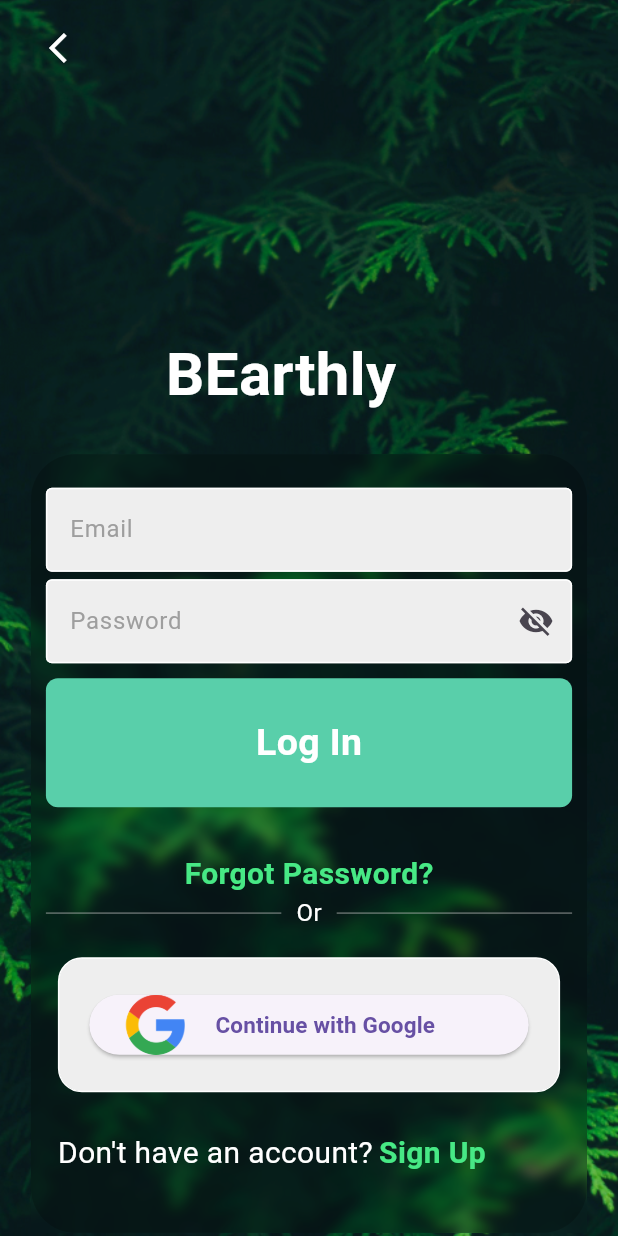
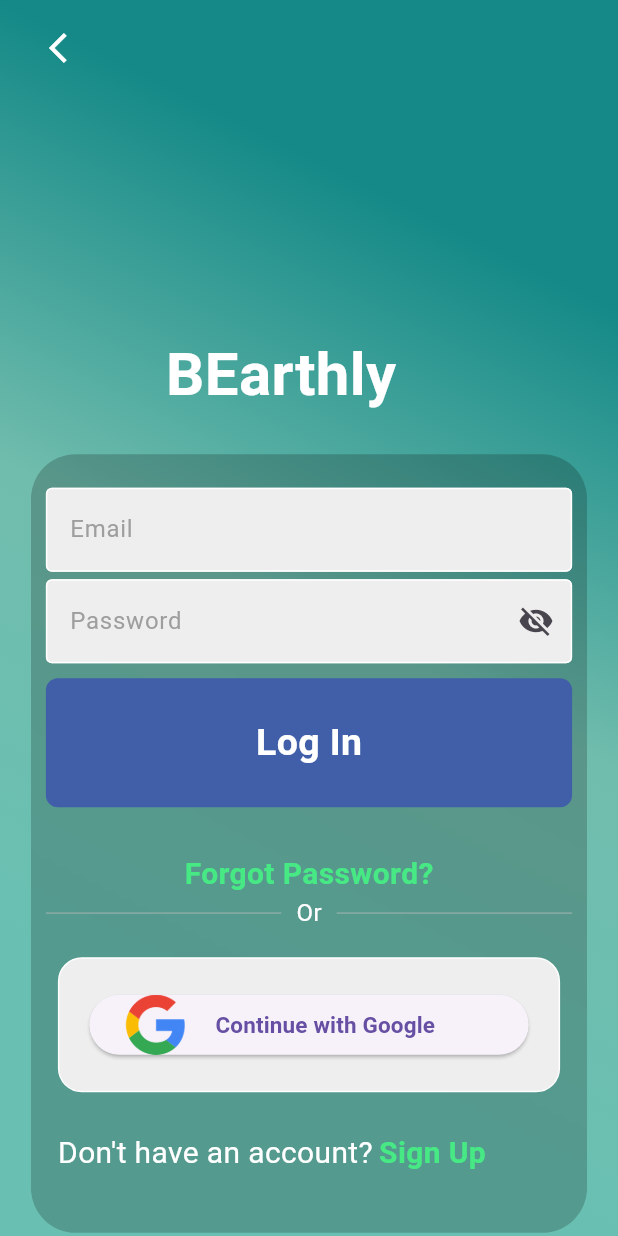
Before and after one commit to AartiDevkar/BEarthly, a Flutter app: the LoginPage screen opened directly, on a phone screen of 412 x 824 dp. Run offline on Flutter 3.47's test engine with Material 3 defaults, Android fonts, the phone set to English and light mode, and no system bars; our stand-ins replace cloud_firestore, firebase_auth, firebase_core, firebase_storage, fl_chart, google_sign_in and 3 more; accounts and stored records are empty; network calls fail.

Commit message:
fix(login): login contoller

```diff
--- a/lib/sign_up_pages/components/my_button.dart
+++ b/lib/sign_up_pages/components/my_button.dart
@@ -12,7 +12,7 @@ class MyButton extends StatelessWidget {
       child: Container(
         padding: const EdgeInsets.all(25),
         decoration: BoxDecoration(
-          color: Color.fromARGB(255, 89, 207, 170),
+          color: Color.fromARGB(255, 64, 95, 168),
           borderRadius: BorderRadius.circular(8),
         ),
         child: const Center(
@@ -39,7 +39,7 @@ class MyButtonAgree extends StatelessWidget {
       child: Container(
         padding: const EdgeInsets.all(25),
         decoration: BoxDecoration(
-          color: const Color.fromARGB(255, 10, 169, 119),
+          color: Color.fromARGB(255, 64, 95, 168),
           borderRadius: BorderRadius.circular(8),
         ),
         child: Center(
--- a/lib/sign_up_pages/pages/loginPage.dart
+++ b/lib/sign_up_pages/pages/login_page.dart
@@ -1,15 +1,17 @@
 import 'dart:ui';
-
+import 'package:bearthly/carbonTrack/home_page.dart';
 import 'package:bearthly/sign_up_pages/components/my_button.dart';
 import 'package:bearthly/sign_up_pages/components/my_textfield.dart';
 import 'package:bearthly/sign_up_pages/components/square_tile.dart';
 import 'package:bearthly/sign_up_pages/login_controller.dart';
-import 'package:bearthly/sign_up_pages/pages/signUp.dart';
+import 'package:bearthly/sign_up_pages/pages/sign_up.dart';
+import 'package:firebase_auth/firebase_auth.dart';
+import 'package:flutter/foundation.dart';
 
 import 'package:flutter/material.dart';
 
 class LoginPage extends StatefulWidget {
-  LoginPage({super.key});
+  const LoginPage({super.key});
 
   @override
   State<LoginPage> createState() => _LoginPageState();
@@ -26,8 +28,8 @@ class _LoginPageState extends State<LoginPage> {
   // from 0-10
   final double _opacity = 0.2;
 
+  User? _user;
   final _formKey = GlobalKey<FormState>();
-
   // Create an instance of LoginController
   late final LoginController _loginController;
 
@@ -36,6 +38,69 @@ class _LoginPageState extends State<LoginPage> {
   void initState() {
     super.initState();
     _loginController = LoginController(context);
+  }
+
+  void signUserIn() async {
+    try {
+      if (_formKey.currentState!.validate()) {
+        final BuildContext currentContext = context; // Capture context locally
+
+        final FirebaseAuth _auth = FirebaseAuth.instance;
+        final UserCredential userCredential =
+            await _auth.signInWithEmailAndPassword(
+          email: usernameController.text,
+          password: passwordController.text,
+        );
+
+        _user = userCredential.user;
+
+        if (_user != null) {
+          // Use the locally captured context
+          Navigator.pushReplacement(
+            currentContext,
+            MaterialPageRoute(builder: (currentContext) => const HomePage()),
+          );
+        } else {
+          print("User authentication failed. _user is null.");
+          ScaffoldMessenger.of(currentContext).showSnackBar(
+            SnackBar(
+              content: Text('User authentication failed. Please try again.'),
+            ),
+          );
+        }
+      }
+    } on FirebaseAuthException catch (e) {
+      ScaffoldMessenger.of(context).showSnackBar(
+        SnackBar(
+          content: Text(e.message ?? 'An error occurred.'),
+        ),
+      );
+    } catch (e, stackTrace) {
+      if (kDebugMode) {
+        print("Login error: $e");
+        print("StackTrace: $stackTrace");
+      }
+    }
+  }
+
+  Future<void> resetPassword() async {
+    final email = usernameController.text;
+    try {
+      await FirebaseAuth.instance.sendPasswordResetEmail(email: email);
+      // Show a success message
+      ScaffoldMessenger.of(context).showSnackBar(
+        const SnackBar(
+          content: Text('Password reset email sent. Check your inbox.'),
+        ),
+      );
+    } catch (e) {
+      // Show an error message
+      ScaffoldMessenger.of(context).showSnackBar(
+        SnackBar(
+          content: Text('Password reset failed: $e'),
+        ),
+      );
+    }
   }
 
   @override
@@ -48,11 +113,23 @@ class _LoginPageState extends State<LoginPage> {
           child: Stack(
             alignment: Alignment.center,
             children: [
-              Image.asset(
-                'assets/images/homeimage.webp',
-                width: MediaQuery.of(context).size.width,
-                height: MediaQuery.of(context).size.height,
-                fit: BoxFit.cover,
+              Container(
+                height: 850,
+                width: 450,
+                decoration: const BoxDecoration(
+                    gradient: LinearGradient(
+                        begin: Alignment.topRight,
+                        end: Alignment.bottomLeft,
+                        stops: [
+                      0.2,
+                      0.5,
+                      0.8,
+                    ],
+                        colors: [
+                      Color.fromARGB(255, 20, 137, 135),
+                      Color.fromARGB(255, 113, 189, 173),
+                      Color.fromARGB(255, 105, 192, 178),
+                    ])),
               ),
               Column(
                 crossAxisAlignment: CrossAxisAlignment.start,
@@ -112,14 +189,14 @@ class _LoginPageState extends State<LoginPage> {
 
                                 // login  button
                                 MyButton(
-                                  onTap: () => _loginController.signUserIn(),
+                                  onTap: () => signUserIn(),
                                 ),
 
                                 const SizedBox(height: 30),
                                 // Add this GestureDetector for "Forgot Password?"
                                 GestureDetector(
                                   onTap: () {
-                                    _loginController.resetPassword();
+                                    resetPassword();
                                   },
                                   child: const Text(
                                     'Forgot Password?',
@@ -180,7 +257,7 @@ class _LoginPageState extends State<LoginPage> {
                                             _loginController.handleGoogleSignIn,
                                       ),
 
-                                      SizedBox(height: 5),
+                                      const SizedBox(height: 5),
                                     ],
                                   ),
                                 ),
--- a/lib/sign_up_pages/pages/signUp.dart
+++ b/lib/sign_up_pages/pages/sign_up.dart
@@ -32,9 +32,9 @@ class _SignupState extends State<Signup> {
     if (_formKey.currentState!.validate()) {
       // Validation passed
       try {
-        final FirebaseAuth _auth = FirebaseAuth.instance;
+        final FirebaseAuth auth = FirebaseAuth.instance;
         final UserCredential userCredential =
-            await _auth.createUserWithEmailAndPassword(
+            await auth.createUserWithEmailAndPassword(
           email: emailController.text,
           password: passwordController.text,
         );
```
Also changed, not shown: lib/sign_up_pages/login_controller.dart (+62 -62 lines), 5 other files.
